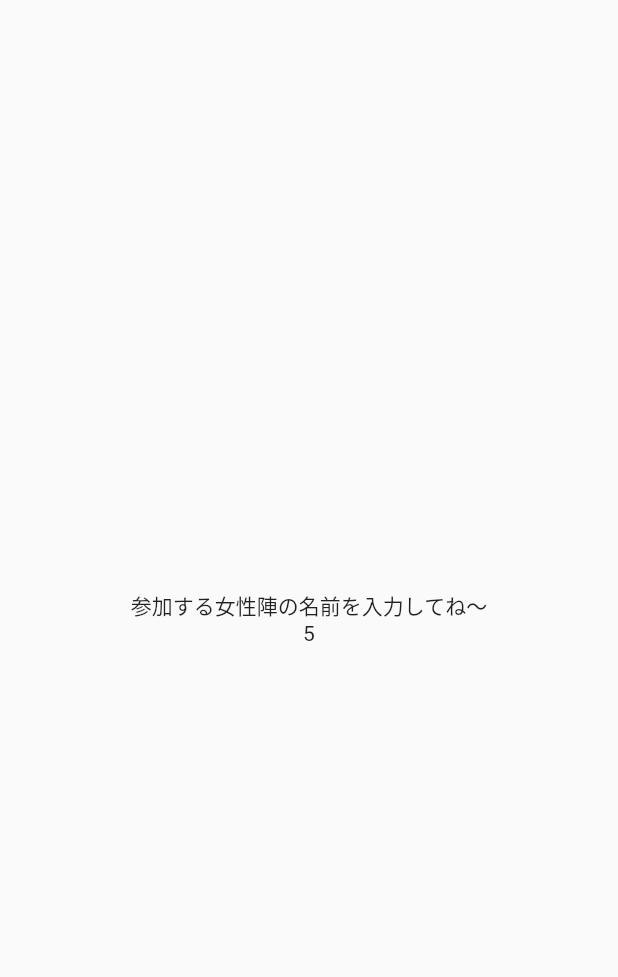
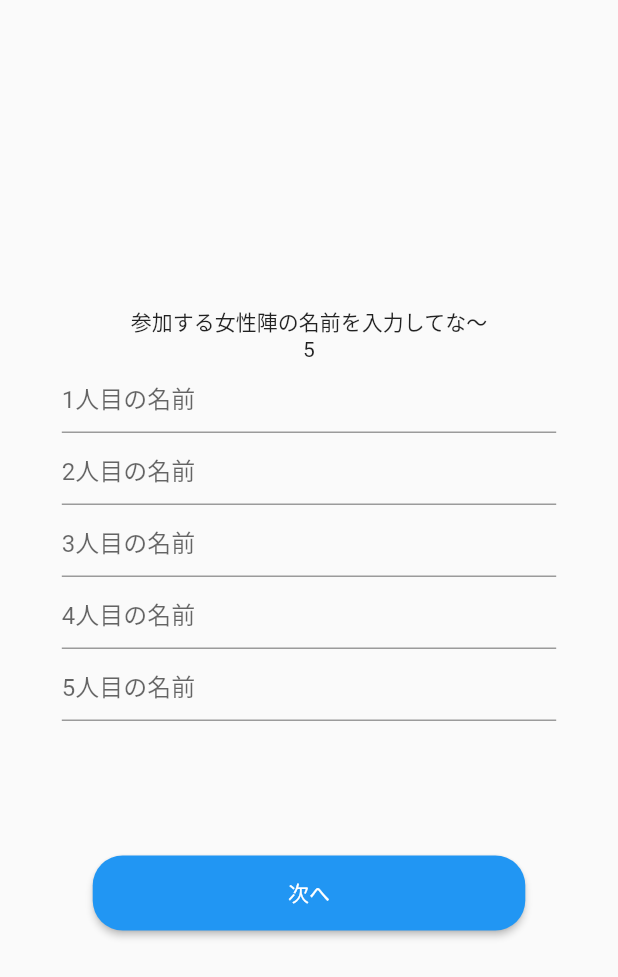
Before and after one commit to gentixyann/lovemageddon, a Flutter app: the WomanNameScreen screen opened directly, on a phone screen of 412 x 824 dp. Shown: the top 977 px of the screen. Run offline on Flutter 3.47's test engine with Material 2 defaults, Android fonts, the phone set to English and light mode, and no system bars; our stand-ins replace flutter_riverpod.

Commit message:
List<TextEditingController>で複数の入力値を保持

```diff
--- a/lib/features/woman_name/woman_name_screen.dart
+++ b/lib/features/woman_name/woman_name_screen.dart
@@ -7,16 +7,53 @@ class WomanNameScreen extends ConsumerWidget {
 
   @override
   Widget build(BuildContext context, WidgetRef ref) {
+    var _screenSize = MediaQuery.of(context).size;
     final numberOfMember = ref.watch(numberProvider);
+
+    List<TextEditingController> _nameController =
+        List.generate(numberOfMember!, (i) => TextEditingController());
+
     return Scaffold(
         body: Center(
       child: Column(
         mainAxisSize: MainAxisSize.min,
         children: [
           const Text(
-            '参加する女性陣の名前を入力してね〜',
+            '参加する女性陣の名前を入力してな〜',
           ),
-          Text(numberOfMember.toString())
+          Text(numberOfMember.toString()),
+          SizedBox(
+            width: _screenSize.width * 0.8,
+            height: _screenSize.height * 0.4,
+            child: ListView.builder(
+                itemCount: numberOfMember,
+                itemBuilder: (BuildContext context, int index) {
+                  int memberIndex = index + 1;
+                  String memberIndexText = memberIndex.toString();
+                  return TextFormField(
+                    controller: _nameController[index],
+                    maxLines: 1,
+                    textInputAction: TextInputAction.next,
+                    decoration:
+                        InputDecoration(hintText: '$memberIndexText人目の名前'),
+                  );
+                }),
+          ),
+          SizedBox(
+            width: _screenSize.width * 0.7,
+            child: ElevatedButton(
+              onPressed: () {
+                print(_nameController[0].text);
+              },
+              style: ElevatedButton.styleFrom(
+                minimumSize: const Size(double.infinity, 50),
+                shape: RoundedRectangleBorder(
+                  borderRadius: BorderRadius.circular(20),
+                ),
+              ),
+              child: const Text('次へ'),
+            ),
+          ),
         ],
       ),
     ));
--- a/lib/providers/providers.dart
+++ b/lib/providers/providers.dart
@@ -1,6 +1,11 @@
 import 'package:flutter_riverpod/flutter_riverpod.dart';
 
+// 参加人数
 final numberProvider = StateProvider<int?>((ref) {
-  // 変化するデータ
   return 5;
 });
+
+// 女性参加者の名前
+final womanNameProvider = StateProvider<List<String>>((ref) {
+  return [];
+});
```
